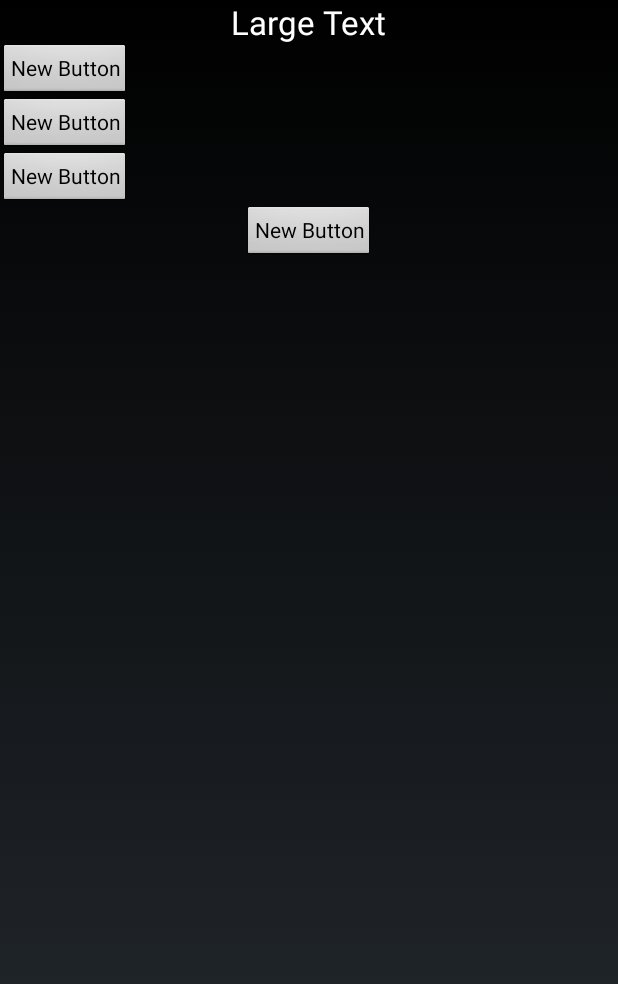
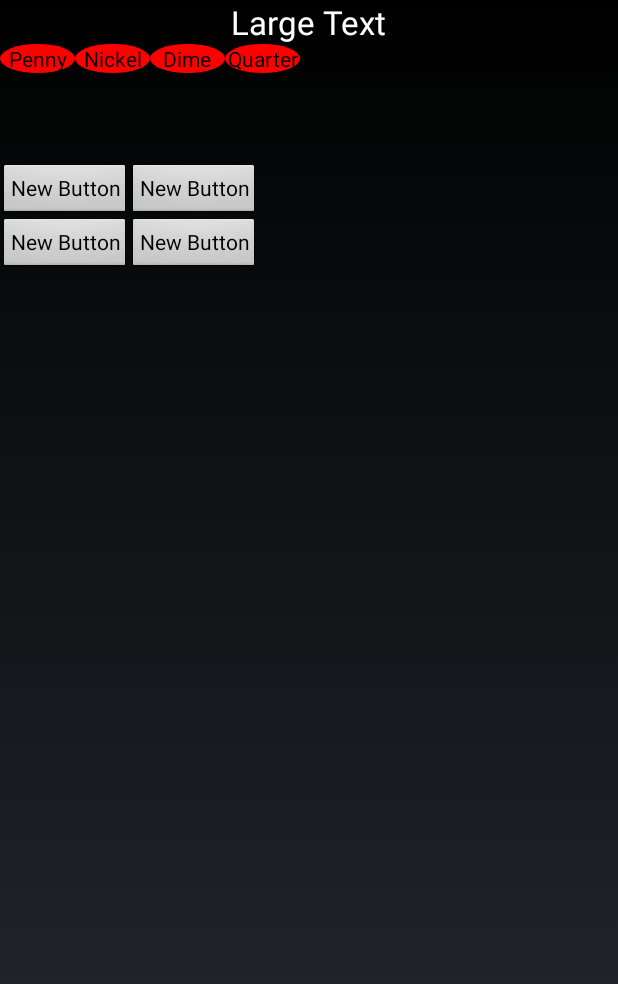
Before and after one commit to maxyeo/DankBank, an Android app: the Transaction screen opened directly, with no data from a screen before it, on a phone screen of 412 x 824 dp. Shown: the top 984 px of the screen. Run offline under Robolectric (Android 15) with nearby library versions, the phone set to English and light mode, and no system bars.

Commit message:
Added buttons

```diff
--- /dev/null
+++ b/app/src/main/res/drawable/roundedbutton.xml
@@ -0,0 +1,9 @@
+<?xml version="1.0" encoding="utf-8"?>
+<shape xmlns:android="http://schemas.android.com/apk/res/android"
+    android:shape="oval">
+    <solid android:color="#ffff0000" />
+    <corners android:bottomRightRadius="50dp"
+        android:bottomLeftRadius="50dp"
+        android:topRightRadius="50dp"
+        android:topLeftRadius="50dp"/>
+</shape>
--- a/app/src/main/res/layout/activity_main.xml
+++ b/app/src/main/res/layout/activity_main.xml
@@ -44,7 +44,7 @@
                 android:layout_width="wrap_content"
                 android:layout_height="wrap_content"
                 android:src="@drawable/icon"
-                android:layout_below="@+id/textView"
+                android:layout_below="@+id/balance_field"
                 android:layout_centerHorizontal="true" />
         </RelativeLayout>
         <RelativeLayout
--- a/app/src/main/res/layout/transaction.xml
+++ b/app/src/main/res/layout/transaction.xml
@@ -14,6 +14,49 @@
         android:id="@+id/textView2"
         android:layout_gravity="center_horizontal" />
 
+    <LinearLayout
+        android:orientation="horizontal"
+        android:layout_width="match_parent"
+        android:layout_height="80dp"
+        android:layout_gravity="center_horizontal">
+
+        <Button
+            android:layout_width="50dp"
+            android:layout_height="wrap_content"
+            android:text="Penny"
+            android:id="@+id/penny"
+            android:background = "@drawable/roundedbutton"/>
+
+        <Button
+            android:layout_width="50dp"
+            android:layout_height="wrap_content"
+            android:text="Nickel"
+            android:id="@+id/nickel"
+            android:background = "@drawable/roundedbutton"/>
+
+        <Button
+            android:layout_width="50dp"
+            android:layout_height="wrap_content"
+            android:text="Dime"
+            android:id="@+id/dime"
+            android:background = "@drawable/roundedbutton"
+            />
+
+        <Button
+            android:layout_width="50dp"
+            android:layout_height="wrap_content"
+            android:text="Quarter"
+            android:id="@+id/quarter"
+            android:background = "@drawable/roundedbutton"
+            />
+    </LinearLayout>
+
+    <LinearLayout
+        android:orientation="horizontal"
+        android:layout_width="match_parent"
+        android:layout_height="wrap_content"
+        android:layout_gravity="center_horizontal">
+
         <Button
             style="?android:attr/buttonStyleSmall"
             android:layout_width="wrap_content"
@@ -26,14 +69,21 @@
             android:layout_width="wrap_content"
             android:layout_height="wrap_content"
             android:text="New Button"
-        android:id="@+id/button3" />
+            android:id="@+id/button2" />
+    </LinearLayout>
+
+    <LinearLayout
+        android:orientation="horizontal"
+        android:layout_width="match_parent"
+        android:layout_height="match_parent">
 
         <Button
             style="?android:attr/buttonStyleSmall"
             android:layout_width="wrap_content"
             android:layout_height="wrap_content"
             android:text="New Button"
-        android:id="@+id/button2" />
+            android:id="@+id/button3"
+            android:layout_gravity="center_horizontal" />
 
         <Button
             style="?android:attr/buttonStyleSmall"
@@ -41,5 +91,7 @@
             android:layout_height="wrap_content"
             android:text="New Button"
             android:id="@+id/button4"
-        android:layout_gravity="center_horizontal" />
+            android:layout_gravity="right" />
     </LinearLayout>
+
+</LinearLayout>
```
Lines whose indentation alone changed are shown as unchanged.
